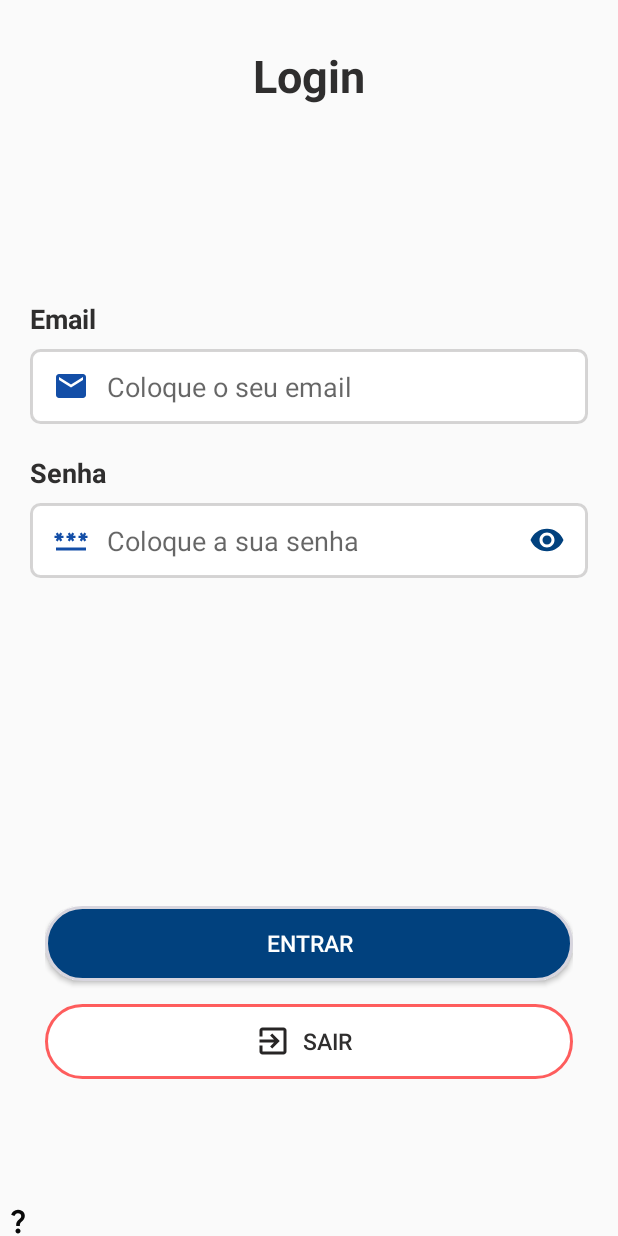
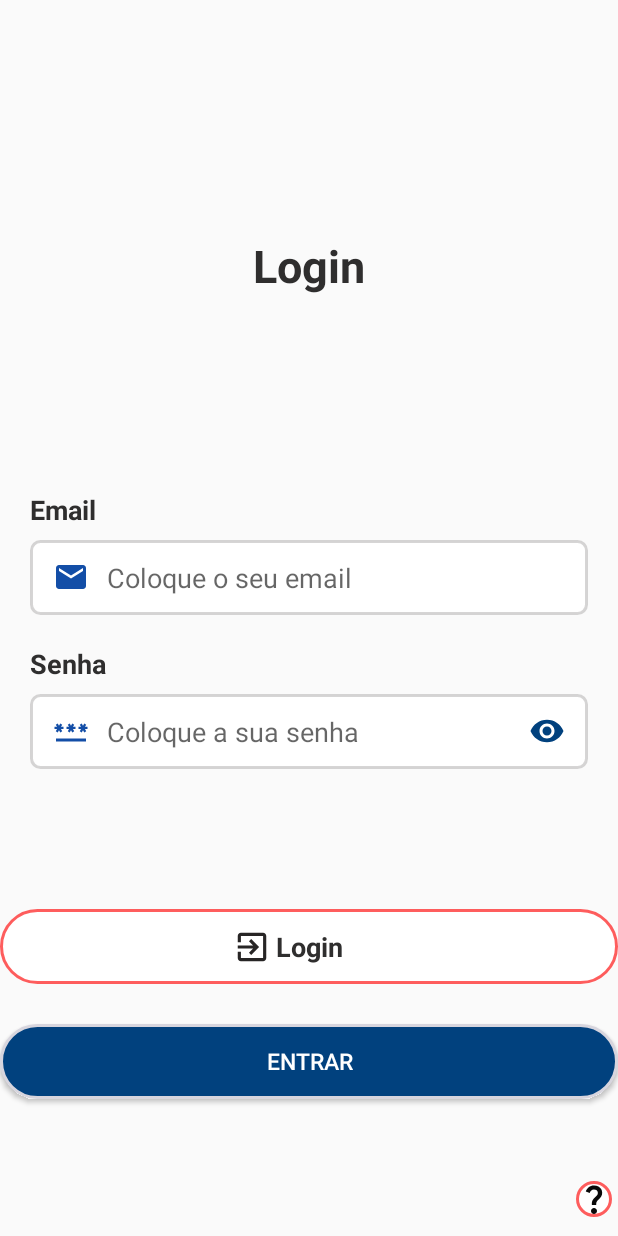
Before and after one commit to JuanSoftware/FishTrack, an Android app: the screen it shows after launch (MainActivity), on a phone screen of 412 x 824 dp. Run offline under Robolectric (Android 15) with nearby library versions, the phone set to English and light mode, and no system bars.

Commit message:
Substituindo parte da tela por ConstraintLayout para deixar mais responsivo.

```diff
--- a/app/src/main/res/layout/activity_main.xml
+++ b/app/src/main/res/layout/activity_main.xml
@@ -1,25 +1,44 @@
 <?xml version="1.0" encoding="utf-8"?>
 <RelativeLayout xmlns:android="http://schemas.android.com/apk/res/android"
     xmlns:app="http://schemas.android.com/apk/res-auto"
+    xmlns:tools="http://schemas.android.com/tools"
     android:layout_width="match_parent"
     android:layout_height="match_parent">
 
+     <androidx.constraintlayout.widget.ConstraintLayout
+        android:layout_width="match_parent"
+        android:layout_height="match_parent"
+        app:layout_constraintBottom_toBottomOf="parent"
+        app:layout_constraintTop_toTopOf="parent"
+        app:layout_constraintStart_toStartOf="parent"
+        app:layout_constraintEnd_toEndOf="parent">
         <TextView
+            android:id="@+id/textLogin"
             android:layout_width="wrap_content"
             android:layout_height="wrap_content"
-        android:layout_marginTop="30dp"
             android:layout_centerHorizontal="true"
             android:text="Login"
             android:textStyle="bold"
             android:textColor="@color/soft_black"
-        android:textSize="30sp"/>
+            android:textSize="30sp"
+            app:layout_constraintBottom_toBottomOf="parent"
+            app:layout_constraintTop_toTopOf="parent"
+            app:layout_constraintStart_toStartOf="parent"
+            app:layout_constraintEnd_toEndOf="parent"
+            app:layout_constraintVertical_bias="0.2"/>
 
         <LinearLayout
+            android:id="@+id/layoutLogin"
             android:layout_width="match_parent"
             android:layout_height="200dp"
             android:orientation="vertical"
             android:layout_marginTop="200dp"
-        android:paddingHorizontal="20dp">
+            android:paddingHorizontal="20dp"
+            app:layout_constraintBottom_toBottomOf="parent"
+            app:layout_constraintTop_toTopOf="parent"
+            app:layout_constraintStart_toStartOf="parent"
+            app:layout_constraintEnd_toEndOf="parent"
+            app:layout_constraintVertical_bias="0.3">
 
             <TextView
                 android:layout_width="wrap_content"
@@ -64,50 +83,102 @@
                 android:drawableEnd="@drawable/baseline_remove_red_eye_24"
                 android:drawablePadding="12dp"/>
 
+
         </LinearLayout>
 
-    <LinearLayout
+
+        <androidx.constraintlayout.widget.ConstraintLayout
             android:layout_width="match_parent"
             android:layout_height="180dp"
-        android:layout_marginBottom="40dp"
-        android:orientation="vertical"
             android:layout_alignParentBottom="true"
-        android:paddingHorizontal="30dp">
+            app:layout_constraintBottom_toBottomOf="parent"
+            app:layout_constraintTop_toTopOf="parent"
+            app:layout_constraintStart_toStartOf="parent"
+            app:layout_constraintEnd_toEndOf="parent"
+            app:layout_constraintVertical_bias="0.9">
+
+            <androidx.constraintlayout.widget.ConstraintLayout
+                android:id="@+id/button8"
+                android:layout_width="match_parent"
+                android:layout_height="50dp"
+                app:layout_constraintTop_toTopOf="parent"
+                app:layout_constraintBottom_toTopOf="@+id/button6"
+                app:layout_constraintStart_toStartOf="parent"
+                app:layout_constraintEnd_toEndOf="parent"
+                android:background="@drawable/button_2_background"
+                >
+
+                <ImageView
+                    android:id="@+id/img"
+                    android:layout_width="25dp"
+                    android:layout_height="25dp"
+                    android:src="@drawable/baseline_exit_to_app_24"
+                    app:layout_constraintBottom_toBottomOf="parent"
+                    app:layout_constraintEnd_toStartOf="@+id/textLoginButton"
+                    app:layout_constraintHorizontal_bias="0.98"
+                    app:layout_constraintStart_toStartOf="parent"
+                    app:layout_constraintTop_toTopOf="parent"
+                    app:layout_constraintVertical_bias="0.5" />
+
+                    <TextView
+                        android:id="@+id/textLoginButton"
+                        android:layout_width="wrap_content"
+                        android:layout_height="wrap_content"
+                        android:text="Login"
+                        app:layout_constraintTop_toTopOf="parent"
+                        app:layout_constraintBottom_toBottomOf="parent"
+                        app:layout_constraintStart_toStartOf="parent"
+                        app:layout_constraintEnd_toEndOf="parent"
+                        android:textColor="@color/soft_black"
+                        android:textStyle="bold"
+                        android:textSize="18sp"
+                        />
+
+            </androidx.constraintlayout.widget.ConstraintLayout>
 
             <Button
+                android:id="@+id/button6"
                 android:layout_width="match_parent"
                 android:layout_height="50dp"
                 android:background="@drawable/button_1_background"
                 android:elevation="9dp"
                 android:text="Entrar"
                 android:textColor="@color/white"
-            android:textSize="15sp" />
+                android:textSize="15sp"
+                app:layout_constraintBottom_toBottomOf="parent"
+                app:layout_constraintEnd_toEndOf="parent"
+                app:layout_constraintStart_toStartOf="parent"
+                app:layout_constraintTop_toBottomOf="@+id/button8"
+                tools:layout_editor_absoluteX="0dp" />
+        </androidx.constraintlayout.widget.ConstraintLayout>
 
-        <Button
+         <androidx.constraintlayout.widget.ConstraintLayout
              android:layout_width="match_parent"
              android:layout_height="50dp"
-            android:textColor="@color/soft_black"
-            android:text="Sair"
-            android:textSize="15sp"
-            android:textAlignment="center"
-            android:layout_marginTop="15dp"
-            android:background="@drawable/button_2_background"
-            android:paddingStart="140dp"
-            android:paddingEnd="140dp"
-            android:drawableStart="@drawable/baseline_exit_to_app_24"/>
-
-
-    </LinearLayout>
-
-    <LinearLayout
-        android:layout_width="match_parent"
-        android:layout_height="20dp"
-        android:layout_alignParentBottom="true">
+             app:layout_constraintBottom_toBottomOf="parent"
+             app:layout_constraintTop_toTopOf="parent"
+             app:layout_constraintStart_toStartOf="parent"
+             app:layout_constraintEnd_toEndOf="parent"
+             app:layout_constraintVertical_bias="1">
              <ImageView
                  android:layout_width="wrap_content"
                  android:layout_height="wrap_content"
                  android:src="@drawable/baseline_question_mark_24"
+                 app:layout_constraintBottom_toBottomOf="parent"
+                 app:layout_constraintTop_toTopOf="parent"
+                 app:layout_constraintStart_toStartOf="parent"
+                 app:layout_constraintEnd_toEndOf="parent"
+                 app:layout_constraintHorizontal_bias="0.99"
+                 android:background="@drawable/button_2_background"
                  />
-    </LinearLayout>
+         </androidx.constraintlayout.widget.ConstraintLayout>
+
+
+
+
+    </androidx.constraintlayout.widget.ConstraintLayout>
+
+
+
 
 </RelativeLayout>
--- a/app/src/main/res/values/colors.xml
+++ b/app/src/main/res/values/colors.xml
@@ -7,6 +7,7 @@
     <color name="teal_700">#FF018786</color>
     <color name="black">#FF000000</color>
     <color name="white">#FFFFFFFF</color>
+    <color name="red">#ff0022</color>
     <color name="soft_black">#2F2E2E</color>
     <color name="primary_color">#f8fafc</color>
 </resources>
```
Lines whose indentation alone changed are shown as unchanged.
